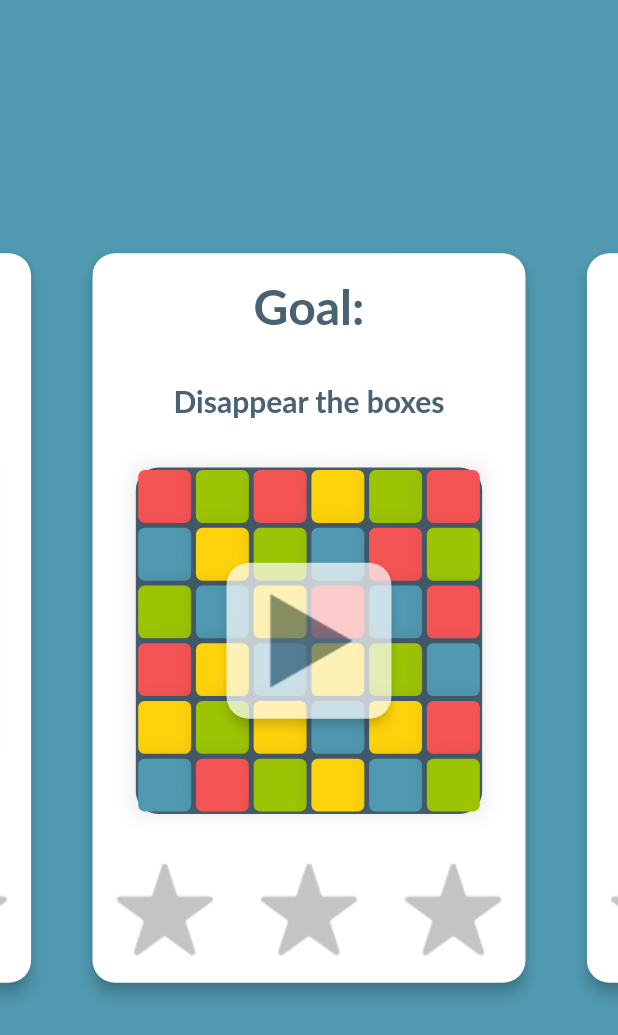
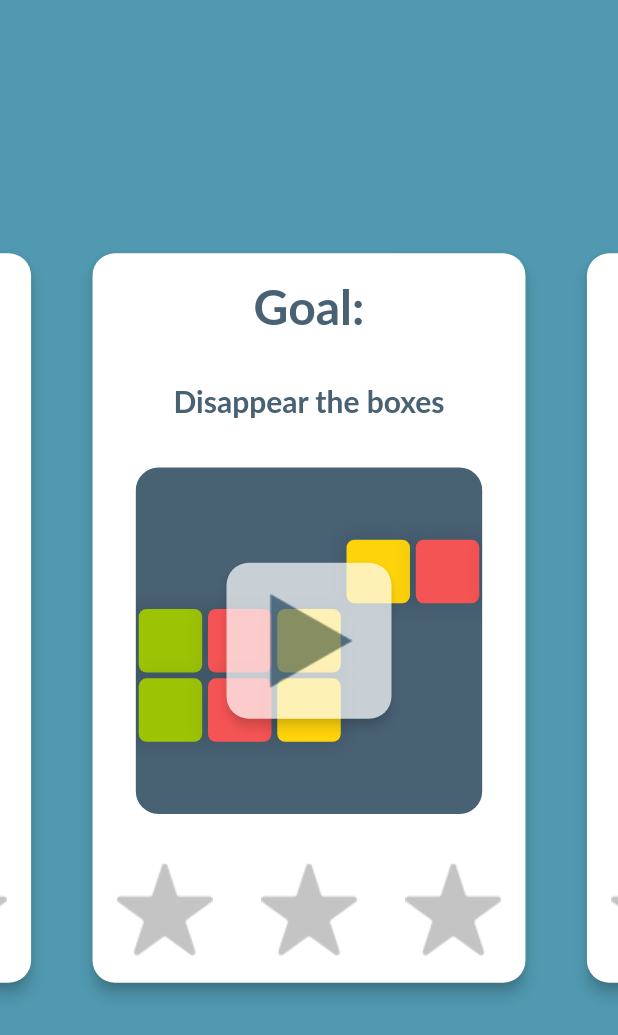
Before and after one commit to AlabasterAxe/color_game, a Flutter app: the WorldMapView screen opened directly, swiped to page 4, on a phone screen of 412 x 824 dp. Shown: the top 1035 px of the screen. Run offline on Flutter 3.47's test engine with Material 2 defaults, Android fonts, the phone set to English and light mode, and no system bars; our stand-ins replace audioplayers, firebase_analytics, firebase_core, google_mobile_ads, shared_preferences, video_player; accounts and stored records are empty; Roboto replaces fonts that are missing (Lato).

Commit message:
add a streak tutorial level

```diff
--- a/lib/constants.dart
+++ b/lib/constants.dart
@@ -114,6 +114,42 @@
     starEvaluator: pointStarEvaluator(threeStar: 575),
   ),
   ColorGameConfig(
+    "tut_4",
+    gridSize: Size(5, 5),
+    predefinedGrid: [
+      GameBox(Offset(-3, 0), BLUE_COLOR),
+      GameBox(Offset(-2, 0), GREEN_COLOR),
+      GameBox(Offset(-1, 0), RED_COLOR),
+      GameBox(Offset(0, 0), YELLOW_COLOR),
+      GameBox(Offset(-3, 1), BLUE_COLOR),
+      GameBox(Offset(-2, 1), GREEN_COLOR),
+      GameBox(Offset(-1, 1), RED_COLOR),
+      GameBox(Offset(0, 1), YELLOW_COLOR),
+      GameBox(Offset(1, -1), YELLOW_COLOR),
+      GameBox(Offset(2, -1), RED_COLOR),
+      GameBox(Offset(3, -1), GREEN_COLOR),
+      GameBox(Offset(4, -1), BLUE_COLOR),
+    ],
+    completionEvaluator: noopCompletionEvaluator,
+    starEvaluator: pointStarEvaluator(threeStar: 119),
+  ),
+  ColorGameConfig(
+    "tut_5",
+    gridSize: Size(6, 6),
+    predefinedGrid: [
+      GameBox(Offset(-2.5, -2.5), RED_COLOR),
+      GameBox(Offset(2.5, 2.5), RED_COLOR),
+      GameBox(Offset(-2.5, 2.5), RED_COLOR),
+      GameBox(Offset(2.5, -2.5), RED_COLOR),
+      GameBox(Offset(-1.5, -.5), RED_COLOR),
+      GameBox(Offset(-.5, .5), RED_COLOR),
+      GameBox(Offset(.5, .5), RED_COLOR),
+      GameBox(Offset(-.5, -.5), RED_COLOR),
+    ],
+    completionEvaluator: noopCompletionEvaluator,
+    starEvaluator: pointStarEvaluator(threeStar: 24),
+  ),
+  ColorGameConfig(
     "gamerino",
     completionEvaluator: noopCompletionEvaluator,
     starEvaluator: dummyStarEvaluator,
--- a/lib/views/world-map-view.dart
+++ b/lib/views/world-map-view.dart
@@ -139,6 +139,7 @@
                                           alignment: Alignment.center,
                                           children: [
                                             Container(
+                                                clipBehavior: Clip.hardEdge,
                                                 decoration: BoxDecoration(
                                                     borderRadius:
                                                         cardBorderRadius,
```
